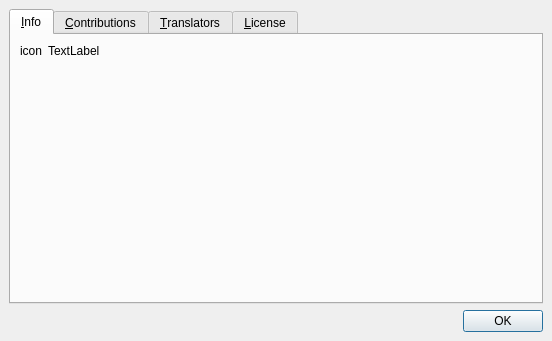
Before: the Qt Designer form src/about.ui in wilbert2000/wzplayer, drawn with Qt 5.
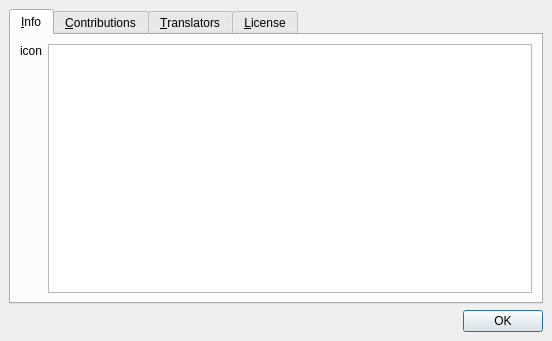
After: the same form once the commit is applied. Icons and pictures are not drawn.

Commit message: Using new several QTextBrowsers in the about dialog, to be sure the whole text can be seen. The ui file has been modified with Qt 4.3.2 Designer, so probably it won't compile with Qt 4.2. I'll try to fix it later

The edit to the form file:
```diff
--- a/src/about.ui
+++ b/src/about.ui
@@ -72,24 +72,7 @@
         </layout>
        </item>
        <item>
-        <widget class="QLabel" name="info" >
-         <property name="sizePolicy" >
-          <sizepolicy>
-           <hsizetype>7</hsizetype>
-           <vsizetype>5</vsizetype>
-           <horstretch>0</horstretch>
-           <verstretch>0</verstretch>
-          </sizepolicy>
-         </property>
-         <property name="text" >
-          <string>TextLabel</string>
-         </property>
-         <property name="alignment" >
-          <set>Qt::AlignLeading|Qt::AlignLeft|Qt::AlignTop</set>
-         </property>
-         <property name="wordWrap" >
-          <bool>true</bool>
-         </property>
+        <widget class="QTextBrowser" name="info" >
          <property name="openExternalLinks" >
           <bool>true</bool>
          </property>
```
Left out of the diff: 161 changed lines with no effect on the pictures. The commit also changes 1 other file.
